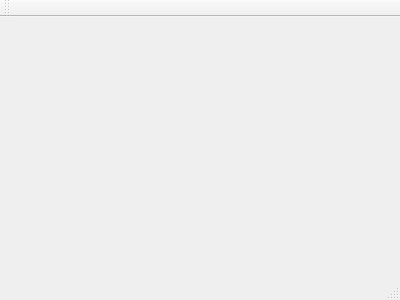
Qt form ui/mainwindow.ui (minmaxv/leti_library_qt) before a commit.
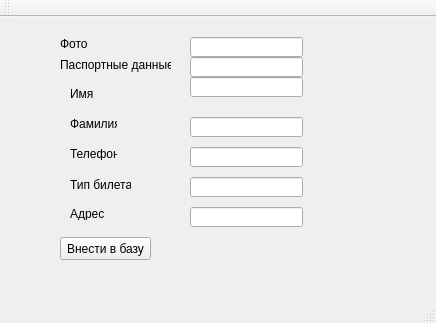
The same form after that commit. The open tabs and pages were chosen to show the change.

```diff
--- a/ui/mainwindow.ui
+++ b/ui/mainwindow.ui
@@ -6,8 +6,8 @@
    <rect>
     <x>0</x>
     <y>0</y>
-    <width>400</width>
-    <height>300</height>
+    <width>436</width>
+    <height>323</height>
    </rect>
   </property>
   <property name="windowTitle">
@@ -17,10 +17,10 @@
    <widget class="QStackedWidget" name="stackedWidget">
     <property name="geometry">
      <rect>
-      <x>0</x>
+      <x>10</x>
       <y>0</y>
       <width>401</width>
-      <height>221</height>
+      <height>251</height>
      </rect>
     </property>
     <property name="currentIndex">
@@ -56,6 +56,182 @@
     </widget>
     <widget class="QWidget" name="page_2"/>
     <widget class="QWidget" name="page_3"/>
+    <widget class="QWidget" name="page_4">
+     <widget class="QLabel" name="label">
+      <property name="geometry">
+       <rect>
+        <x>50</x>
+        <y>40</y>
+        <width>111</width>
+        <height>16</height>
+       </rect>
+      </property>
+      <property name="text">
+       <string>Паспортные данные</string>
+      </property>
+     </widget>
+     <widget class="QLabel" name="label_2">
+      <property name="geometry">
+       <rect>
+        <x>60</x>
+        <y>70</y>
+        <width>47</width>
+        <height>13</height>
+       </rect>
+      </property>
+      <property name="text">
+       <string>Имя</string>
+      </property>
+     </widget>
+     <widget class="QLabel" name="label_3">
+      <property name="geometry">
+       <rect>
+        <x>60</x>
+        <y>100</y>
+        <width>47</width>
+        <height>13</height>
+       </rect>
+      </property>
+      <property name="text">
+       <string>Фамилия</string>
+      </property>
+     </widget>
+     <widget class="QLabel" name="label_4">
+      <property name="geometry">
+       <rect>
+        <x>60</x>
+        <y>130</y>
+        <width>47</width>
+        <height>13</height>
+       </rect>
+      </property>
+      <property name="text">
+       <string>Телефон</string>
+      </property>
+     </widget>
+     <widget class="QLabel" name="label_5">
+      <property name="geometry">
+       <rect>
+        <x>60</x>
+        <y>160</y>
+        <width>61</width>
+        <height>16</height>
+       </rect>
+      </property>
+      <property name="text">
+       <string>Тип билета</string>
+      </property>
+     </widget>
+     <widget class="QLabel" name="label_6">
+      <property name="geometry">
+       <rect>
+        <x>60</x>
+        <y>190</y>
+        <width>47</width>
+        <height>13</height>
+       </rect>
+      </property>
+      <property name="text">
+       <string>Адрес</string>
+      </property>
+     </widget>
+     <widget class="QLabel" name="label_7">
+      <property name="geometry">
+       <rect>
+        <x>50</x>
+        <y>20</y>
+        <width>47</width>
+        <height>13</height>
+       </rect>
+      </property>
+      <property name="text">
+       <string>Фото</string>
+      </property>
+     </widget>
+     <widget class="QLineEdit" name="photo">
+      <property name="geometry">
+       <rect>
+        <x>180</x>
+        <y>20</y>
+        <width>113</width>
+        <height>20</height>
+       </rect>
+      </property>
+     </widget>
+     <widget class="QLineEdit" name="passport_info">
+      <property name="geometry">
+       <rect>
+        <x>180</x>
+        <y>40</y>
+        <width>113</width>
+        <height>20</height>
+       </rect>
+      </property>
+     </widget>
+     <widget class="QLineEdit" name="first_name">
+      <property name="geometry">
+       <rect>
+        <x>180</x>
+        <y>60</y>
+        <width>113</width>
+        <height>20</height>
+       </rect>
+      </property>
+     </widget>
+     <widget class="QLineEdit" name="last_name">
+      <property name="geometry">
+       <rect>
+        <x>180</x>
+        <y>100</y>
+        <width>113</width>
+        <height>20</height>
+       </rect>
+      </property>
+     </widget>
+     <widget class="QLineEdit" name="phone_number">
+      <property name="geometry">
+       <rect>
+        <x>180</x>
+        <y>130</y>
+        <width>113</width>
+        <height>20</height>
+       </rect>
+      </property>
+     </widget>
+     <widget class="QLineEdit" name="card_type">
+      <property name="geometry">
+       <rect>
+        <x>180</x>
+        <y>160</y>
+        <width>113</width>
+        <height>20</height>
+       </rect>
+      </property>
+     </widget>
+     <widget class="QLineEdit" name="address">
+      <property name="geometry">
+       <rect>
+        <x>180</x>
+        <y>190</y>
+        <width>113</width>
+        <height>20</height>
+       </rect>
+      </property>
+     </widget>
+     <widget class="QPushButton" name="publish_reader">
+      <property name="geometry">
+       <rect>
+        <x>50</x>
+        <y>220</y>
+        <width>91</width>
+        <height>23</height>
+       </rect>
+      </property>
+      <property name="text">
+       <string>Внести в базу</string>
+      </property>
+     </widget>
+    </widget>
    </widget>
   </widget>
   <widget class="QMenuBar" name="menuBar">
```
Left out of the diff: 32 changed lines with no effect on the pictures.
